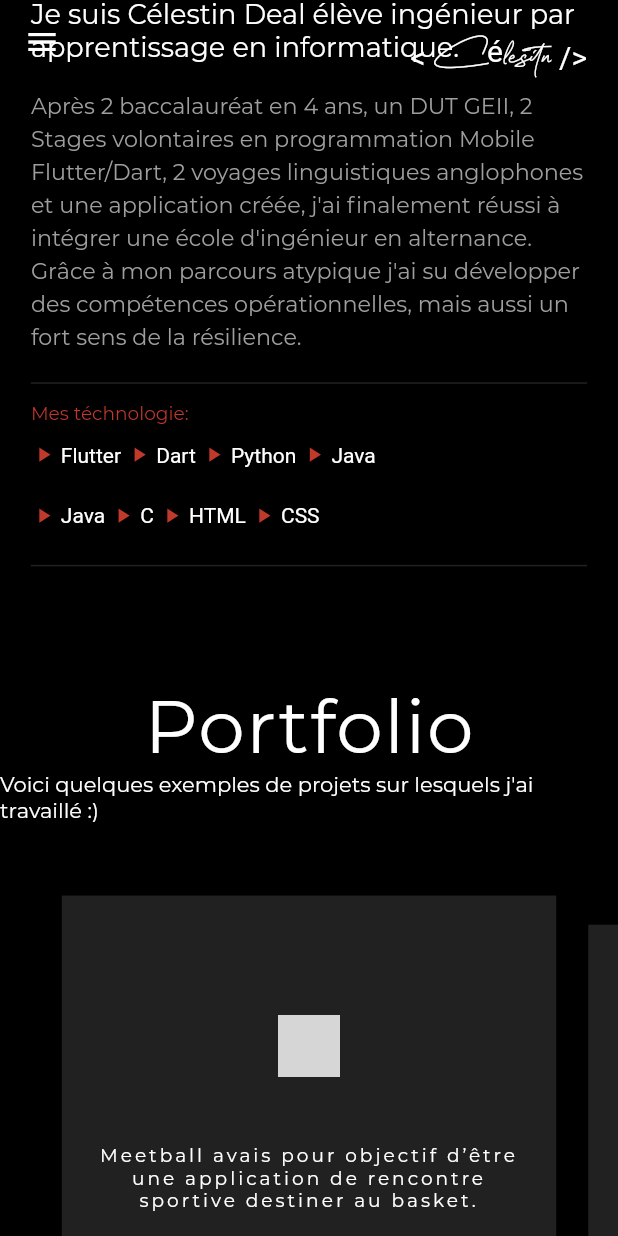
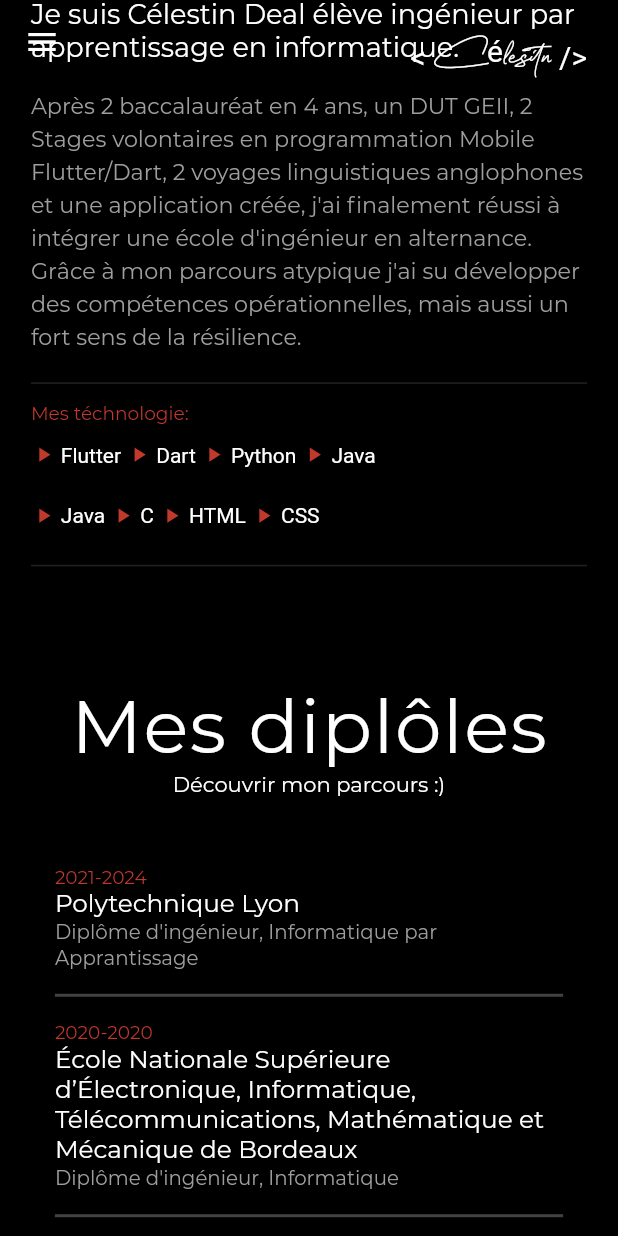
Before and after one commit to celestindeal/cv, a Flutter app: the screen it shows after launch, scrolled down 1152 dp, on a phone screen of 412 x 824 dp. Run offline on Flutter 3.47's test engine with Material 2 defaults, Android fonts, the phone set to English and light mode, and no system bars; drawn by our look-alikes of carousel_slider; our stand-ins replace animated_text_kit, flip_card, google_fonts, responsive_builder, shared_preferences, url_strategy; missing offline and left inert: universal_html; network calls fail; statements that could not run were skipped; grey boxes are pictures that could not be loaded.

Commit message:
page formation

```diff
--- a/lib/constants.dart
+++ b/lib/constants.dart
@@ -132,3 +132,27 @@ final kContactDetails = [
   "(+33) 6 13 29 97 69",
   "celestindeal42@gmail.com"
 ];
+
+final diplome_anne = [
+  "2021-2024",
+  "2020-2020",
+  "Août 2019 et Août 2020",
+  "2018-2020",
+  "2017-2018"
+];
+
+final diplome_ecole = [
+  "Polytechnique Lyon",
+  "École Nationale Supérieure d’Électronique, Informatique, Télécommunications, Mathématique et Mécanique de Bordeaux",
+  "Active centre of english training et Malta Lingua",
+  "Université Clermont Auvergne",
+  "CFAI Loire Pôle formation des industries technologiques",
+];
+
+final diplome_nom = [
+  "Diplôme d'ingénieur, Informatique par Apprantissage",
+  "Diplôme d'ingénieur, Informatique",
+  "Validation du niveau B1",
+  "Diplôme Universitaire de Technologie en Génie Électrique et Informatique Industrielle",
+  "Baccalauréat Professionnel Électrotechnique Énergie Équipements Communicants (Mention Très Bien) ",
+];
--- /dev/null
+++ b/lib/sections/Formation/FormationMobile.dart
@@ -0,0 +1,88 @@
+import 'package:folio/provider/themeProvider.dart';
+import 'package:folio/widget/adaptiveText.dart';
+import 'package:folio/widget/customTextHeading.dart';
+import 'package:provider/provider.dart';
+import 'package:flutter/material.dart';
+import 'package:folio/constants.dart';
+import 'package:google_fonts/google_fonts.dart';
+
+class FormationMobile extends StatelessWidget {
+  @override
+  Widget build(BuildContext context) {
+    final _themeProvider = Provider.of<ThemeProvider>(context);
+    double height = MediaQuery.of(context).size.height;
+    double width = MediaQuery.of(context).size.width;
+    double taille_SizedBox = height * 0.02;
+
+    return Container(
+      height: height,
+      padding: EdgeInsets.symmetric(
+        horizontal: width * 0.05,
+      ),
+      color: _themeProvider.lightTheme ? Colors.white : Colors.black,
+      child: Column(
+        children: [
+          CustomSectionHeading(text: "\n Mes diplôles "),
+          CustomSectionSubHeading(text: "Découvrir mon parcours :)"),
+          SizedBox(height: 30.0),
+          Expanded(
+            child: Container(
+              padding: const EdgeInsets.all(8.0),
+              child: ListView.builder(
+                  physics: const NeverScrollableScrollPhysics(),
+                  padding: const EdgeInsets.all(8),
+                  itemCount: diplome_anne.length,
+                  itemBuilder: (BuildContext context, int index) {
+                    return Column(
+                      crossAxisAlignment: CrossAxisAlignment.start,
+                      children: [
+                        AdaptiveText(
+                          diplome_anne[index],
+                          style: GoogleFonts.montserrat(
+                              color: kPrimaryColor, fontSize: height * 0.015),
+                        ),
+                        AdaptiveText(
+                          diplome_ecole[index],
+                          style: GoogleFonts.montserrat(
+                            fontSize: height * 0.02,
+                            fontWeight: FontWeight.w400,
+                            color: _themeProvider.lightTheme
+                                ? Colors.black
+                                : Colors.white,
+                          ),
+                        ),
+                        AdaptiveText(
+                          diplome_nom[index],
+                          style: GoogleFonts.montserrat(
+                            fontSize: height * 0.016,
+                            color: Colors.grey[500],
+                            height: 1.3,
+                          ),
+                        ),
+                        SizedBox(
+                          height: taille_SizedBox,
+                        ),
+                        Container(
+                          decoration: BoxDecoration(
+                            border: Border(
+                              bottom: BorderSide(
+                                  color: Colors.grey[800], width: 2.0),
+                            ),
+                          ),
+                        ),
+                        SizedBox(
+                          height: taille_SizedBox,
+                        ),
+                      ],
+                    );
+                  }),
+            ),
+          ),
+          Container(
+            width: width < 1230 ? width * 0.05 : width * 0.1,
+          ),
+        ],
+      ),
+    );
+  }
+}
--- /dev/null
+++ b/lib/sections/Formation/formation.dart
@@ -0,0 +1,21 @@
+import 'package:flutter/material.dart';
+import 'package:folio/sections/Formation/FormationDesktop.dart';
+import 'package:folio/sections/Formation/FormationMobile.dart';
+import 'package:folio/sections/Formation/FormationTab.dart';
+import 'package:responsive_builder/responsive_builder.dart';
+
+class Formation extends StatefulWidget {
+  @override
+  _FormationState createState() => _FormationState();
+}
+
+class _FormationState extends State<Formation> {
+  @override
+  Widget build(BuildContext context) {
+    return ScreenTypeLayout(
+      mobile: FormationMobile(),
+      tablet: FormationTab(),
+      desktop: FormationDesktop(), // quand je suis sur un ordinateur
+    );
+  }
+}
--- a/lib/sections/mainSection.dart
+++ b/lib/sections/mainSection.dart
@@ -1,5 +1,6 @@
 import 'package:flutter/rendering.dart';
 import 'package:folio/provider/themeProvider.dart';
+import 'package:folio/sections/Formation/formation.dart';
 import 'package:provider/provider.dart';
 import 'package:universal_html/html.dart' as html;
 import 'package:flutter/material.dart';
@@ -28,7 +29,7 @@ class _MainPageState extends State<MainPage> {
   final List<String> _sectionsName = [
     "ACCUEIL",
     "PRÉSENTATION",
-    // "SERVICES",
+    "DIPLÔME",
     "PROJECTS",
     "CONTACT"
   ];
@@ -64,8 +65,7 @@ class _MainPageState extends State<MainPage> {
     } else if (i == 1) {
       return About();
     } else if (i == 2) {
-      // return Services();
-      return Container();
+      return Formation();
     } else if (i == 3) {
       return Portfolio();
     } else if (i == 4) {
```
Also changed, not shown: lib/sections/Formation/FormationDesktop.dart (added, +88 -0 lines), lib/sections/Formation/FormationTab.dart (added, +175 -0 lines).
